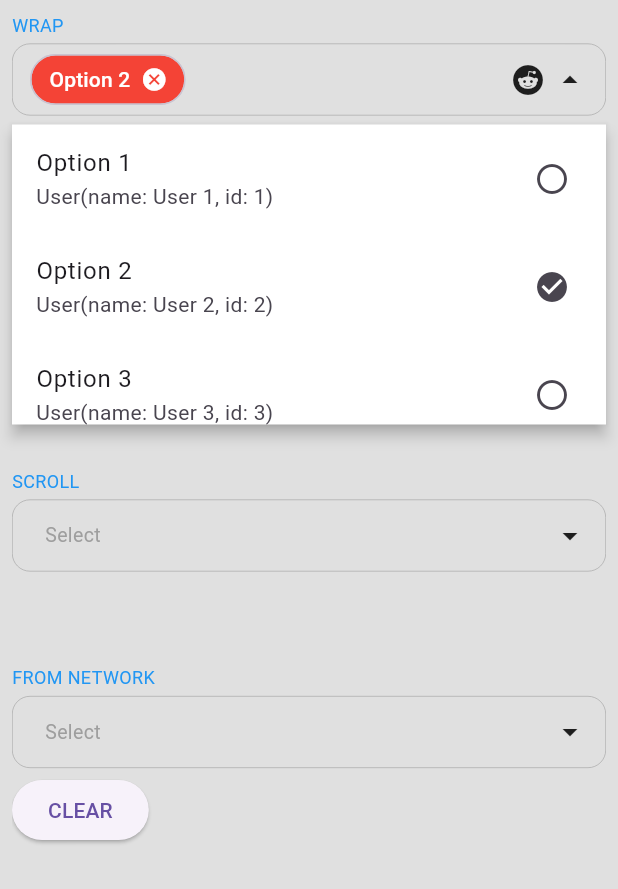
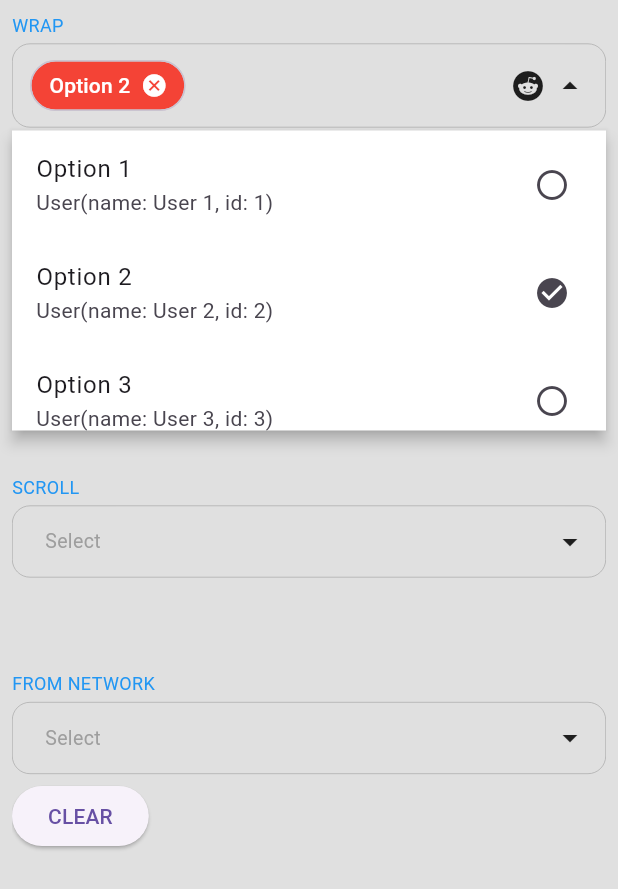
Before and after one commit to oi-narendra/multiselect-dropdown, a Flutter app: the screen it shows after launch, after a tap on "Select", after a tap on "CLEAR", on a phone screen of 412 x 824 dp. Shown: the top 889 px of the screen. Run offline on Flutter 3.47's test engine with Material 3 defaults, Android fonts, the phone set to English and light mode, and no system bars; network calls fail.

Commit message:
Padding Corrected

```diff
--- a/lib/multiselect_dropdown.dart
+++ b/lib/multiselect_dropdown.dart
@@ -1144,7 +1144,7 @@ class _MultiSelectDropDownState<T> extends State<MultiSelectDropDown<T>> {
     }
     return widget.selectionType == SelectionType.single
         ? const EdgeInsets.symmetric(horizontal: 8.0, vertical: 8.0)
-        : const EdgeInsets.symmetric(horizontal: 8.0, vertical: 0);
+        : const EdgeInsets.symmetric(horizontal: 8.0, vertical: 4.0);
   }
 }
 
```
